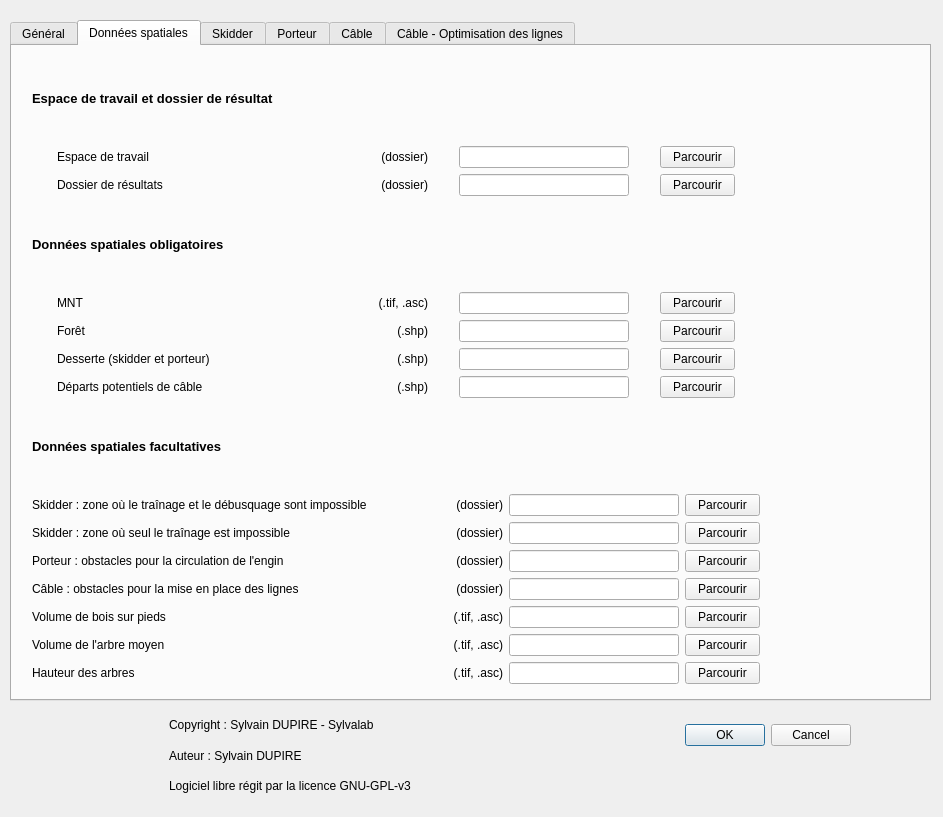
Above: sylvaccess_plugin/sylvaccess_plugin_dialog_base.ui from Tijjat/Sylvaccess_qgis_plugin before the change. Below: the same form after it.
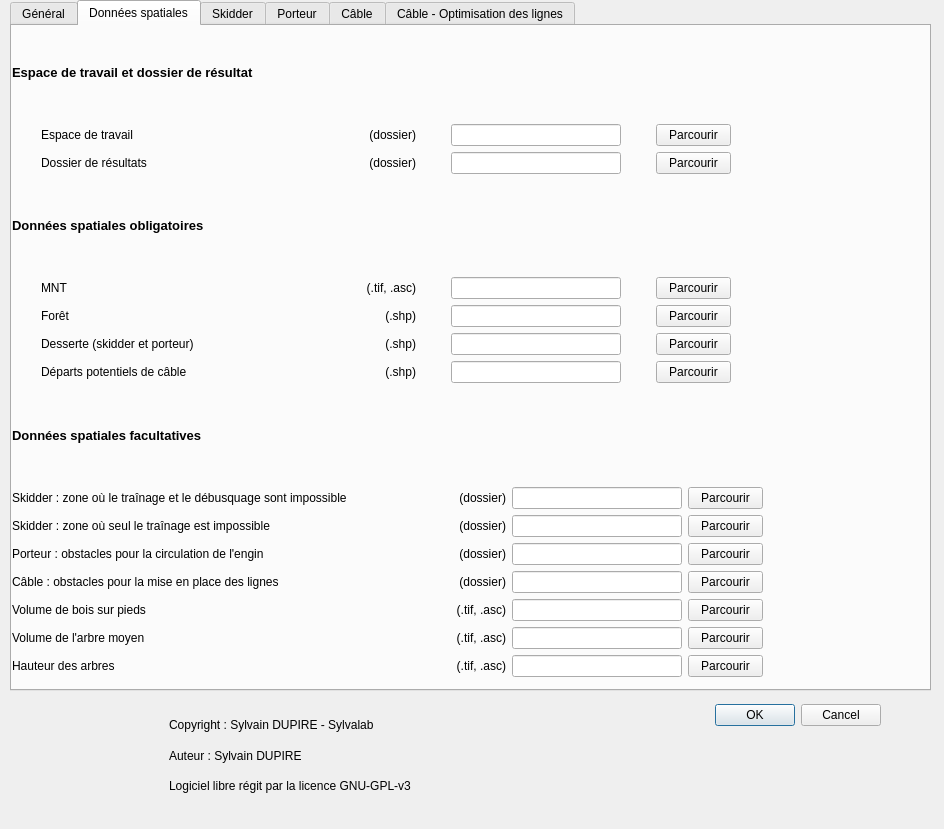
That is the form after the change. The open tabs and pages were chosen to show the change. Icons and pictures are not drawn.

Patch:
```diff
--- a/sylvaccess_plugin/sylvaccess_plugin_dialog_base.ui
+++ b/sylvaccess_plugin/sylvaccess_plugin_dialog_base.ui
@@ -6,8 +6,8 @@
    <rect>
     <x>0</x>
     <y>0</y>
-    <width>943</width>
-    <height>817</height>
+    <width>944</width>
+    <height>829</height>
    </rect>
   </property>
   <property name="windowTitle">
@@ -16,8 +16,8 @@
   <widget class="QDialogButtonBox" name="button_box">
    <property name="geometry">
     <rect>
-     <x>640</x>
-     <y>720</y>
+     <x>670</x>
+     <y>700</y>
      <width>211</width>
      <height>31</height>
     </rect>
@@ -36,9 +36,9 @@
    <property name="geometry">
     <rect>
      <x>10</x>
-     <y>20</y>
+     <y>0</y>
      <width>921</width>
-     <height>681</height>
+     <height>691</height>
     </rect>
    </property>
    <property name="currentIndex">
@@ -224,10 +224,10 @@
     <widget class="QWidget" name="verticalLayoutWidget_4">
      <property name="geometry">
       <rect>
-       <x>20</x>
-       <y>10</y>
-       <width>728</width>
-       <height>628</height>
+       <x>0</x>
+       <y>0</y>
+       <width>751</width>
+       <height>651</height>
       </rect>
      </property>
      <layout class="QVBoxLayout" name="verticalLayout_4">
@@ -246,8 +246,43 @@
        </widget>
       </item>
       <item>
-       <layout class="QHBoxLayout" name="horizontalLayout_3">
-        <item>
+       <layout class="QGridLayout" name="gridLayout_13">
+        <item row="0" column="3">
+         <widget class="QPushButton" name="pushButton">
+          <property name="minimumSize">
+           <size>
+            <width>75</width>
+            <height>0</height>
+           </size>
+          </property>
+          <property name="maximumSize">
+           <size>
+            <width>75</width>
+            <height>16777215</height>
+           </size>
+          </property>
+          <property name="text">
+           <string>Parcourir</string>
+          </property>
+         </widget>
+        </item>
+        <item row="0" column="1">
+         <widget class="QLabel" name="label_12">
+          <property name="maximumSize">
+           <size>
+            <width>170</width>
+            <height>16777215</height>
+           </size>
+          </property>
+          <property name="text">
+           <string>(dossier)</string>
+          </property>
+          <property name="alignment">
+           <set>Qt::AlignRight|Qt::AlignTrailing|Qt::AlignVCenter</set>
+          </property>
+         </widget>
+        </item>
+        <item row="0" column="0">
          <widget class="QLabel" name="label_13">
           <property name="maximumSize">
            <size>
@@ -265,23 +300,7 @@
           </property>
          </widget>
         </item>
-        <item>
-         <widget class="QLabel" name="label_12">
-          <property name="maximumSize">
-           <size>
-            <width>170</width>
-            <height>16777215</height>
-           </size>
-          </property>
-          <property name="text">
-           <string>(dossier)</string>
-          </property>
-          <property name="alignment">
-           <set>Qt::AlignRight|Qt::AlignTrailing|Qt::AlignVCenter</set>
-          </property>
-         </widget>
-        </item>
-        <item>
+        <item row="0" column="2">
          <widget class="QLineEdit" name="lineEdit">
           <property name="minimumSize">
            <size>
@@ -297,30 +316,7 @@
           </property>
          </widget>
         </item>
-        <item>
-         <widget class="QPushButton" name="pushButton">
-          <property name="minimumSize">
-           <size>
-            <width>75</width>
-            <height>0</height>
-           </size>
-          </property>
-          <property name="maximumSize">
-           <size>
-            <width>75</width>
-            <height>16777215</height>
-           </size>
-          </property>
-          <property name="text">
-           <string>Parcourir</string>
-          </property>
-         </widget>
-        </item>
-       </layout>
-      </item>
-      <item>
-       <layout class="QHBoxLayout" name="horizontalLayout_4">
-        <item>
+        <item row="1" column="0">
          <widget class="QLabel" name="label_15">
           <property name="maximumSize">
            <size>
@@ -338,7 +334,7 @@
           </property>
          </widget>
         </item>
-        <item>
+        <item row="1" column="1">
          <widget class="QLabel" name="label_14">
           <property name="maximumSize">
            <size>
@@ -354,7 +350,7 @@
           </property>
          </widget>
         </item>
-        <item>
+        <item row="1" column="2">
          <widget class="QLineEdit" name="lineEdit_2">
           <property name="minimumSize">
            <size>
@@ -370,7 +366,7 @@
           </property>
          </widget>
         </item>
-        <item>
+        <item row="1" column="3">
          <widget class="QPushButton" name="pushButton_2">
           <property name="minimumSize">
            <size>
@@ -406,9 +402,9 @@
        </widget>
       </item>
       <item>
-       <layout class="QHBoxLayout" name="horizontalLayout_5">
-        <item>
-         <widget class="QLabel" name="label_17">
+       <layout class="QGridLayout" name="gridLayout_14">
+        <item row="3" column="0">
+         <widget class="QLabel" name="label_23">
           <property name="maximumSize">
            <size>
             <width>170</width>
@@ -421,11 +417,29 @@
            </font>
           </property>
           <property name="text">
-           <string>MNT                </string>
+           <string>Départs potentiels de câble</string>
           </property>
          </widget>
         </item>
-        <item>
+        <item row="2" column="0">
+         <widget class="QLabel" name="label_21">
+          <property name="maximumSize">
+           <size>
+            <width>170</width>
+            <height>16777215</height>
+           </size>
+          </property>
+          <property name="font">
+           <font>
+            <pointsize>9</pointsize>
+           </font>
+          </property>
+          <property name="text">
+           <string>Desserte (skidder et porteur)</string>
+          </property>
+         </widget>
+        </item>
+        <item row="0" column="1">
          <widget class="QLabel" name="label_16">
           <property name="maximumSize">
            <size>
@@ -441,7 +455,71 @@
           </property>
          </widget>
         </item>
-        <item>
+        <item row="2" column="2">
+         <widget class="QLineEdit" name="lineEdit_5">
+          <property name="minimumSize">
+           <size>
+            <width>170</width>
+            <height>0</height>
+           </size>
+          </property>
+          <property name="maximumSize">
+           <size>
+            <width>170</width>
+            <height>24</height>
+           </size>
+          </property>
+         </widget>
+        </item>
+        <item row="3" column="1">
+         <widget class="QLabel" name="label_22">
+          <property name="maximumSize">
+           <size>
+            <width>170</width>
+            <height>16777215</height>
+           </size>
+          </property>
+          <property name="text">
+           <string>(.shp)</string>
+          </property>
+          <property name="alignment">
+           <set>Qt::AlignRight|Qt::AlignTrailing|Qt::AlignVCenter</set>
+          </property>
+         </widget>
+        </item>
+        <item row="1" column="1">
+         <widget class="QLabel" name="label_18">
+          <property name="maximumSize">
+           <size>
+            <width>170</width>
+            <height>16777215</height>
+           </size>
+          </property>
+          <property name="text">
+           <string>(.shp)</string>
+          </property>
+          <property name="alignment">
+           <set>Qt::AlignRight|Qt::AlignTrailing|Qt::AlignVCenter</set>
+          </property>
+         </widget>
+        </item>
+        <item row="2" column="1">
+         <widget class="QLabel" name="label_20">
+          <property name="maximumSize">
+           <size>
+            <width>170</width>
+            <height>16777215</height>
+           </size>
+          </property>
+          <property name="text">
+           <string>(.shp)</string>
+          </property>
+          <property name="alignment">
+           <set>Qt::AlignRight|Qt::AlignTrailing|Qt::AlignVCenter</set>
+          </property>
+         </widget>
+        </item>
+        <item row="0" column="2">
          <widget class="QLineEdit" name="lineEdit_3">
           <property name="minimumSize">
            <size>
@@ -457,30 +535,57 @@
           </property>
          </widget>
         </item>
-        <item>
-         <widget class="QPushButton" name="pushButton_3">
+        <item row="1" column="2">
+         <widget class="QLineEdit" name="lineEdit_4">
           <property name="minimumSize">
            <size>
-            <width>75</width>
+            <width>170</width>
             <height>0</height>
            </size>
           </property>
           <property name="maximumSize">
            <size>
-            <width>75</width>
+            <width>170</width>
+            <height>24</height>
+           </size>
+          </property>
+         </widget>
+        </item>
+        <item row="3" column="2">
+         <widget class="QLineEdit" name="lineEdit_6">
+          <property name="minimumSize">
+           <size>
+            <width>170</width>
+            <height>0</height>
+           </size>
+          </property>
+          <property name="maximumSize">
+           <size>
+            <width>170</width>
+            <height>24</height>
+           </size>
+          </property>
+         </widget>
+        </item>
+        <item row="0" column="0">
+         <widget class="QLabel" name="label_17">
+          <property name="maximumSize">
+           <size>
+            <width>170</width>
             <height>16777215</height>
            </size>
           </property>
+          <property name="font">
+           <font>
+            <pointsize>9</pointsize>
+           </font>
+          </property>
           <property name="text">
-           <string>Parcourir</string>
+           <string>MNT                </string>
           </property>
          </widget>
         </item>
-       </layout>
-      </item>
-      <item>
-       <layout class="QHBoxLayout" name="horizontalLayout_6">
-        <item>
+        <item row="1" column="0">
          <widget class="QLabel" name="label_19">
           <property name="maximumSize">
            <size>
@@ -498,39 +603,26 @@
           </property>
          </widget>
         </item>
-        <item>
-         <widget class="QLabel" name="label_18">
-          <property name="maximumSize">
-           <size>
-            <width>170</width>
-            <height>16777215</height>
-           </size>
-          </property>
-          <property name="text">
-           <string>(.shp)</string>
-          </property>
-          <property name="alignment">
-           <set>Qt::AlignRight|Qt::AlignTrailing|Qt::AlignVCenter</set>
-          </property>
-         </widget>
-        </item>
-        <item>
-         <widget class="QLineEdit" name="lineEdit_4">
+        <item row="0" column="3">
+         <widget class="QPushButton" name="pushButton_3">
           <property name="minimumSize">
            <size>
-            <width>170</width>
+            <width>75</width>
             <height>0</height>
            </size>
           </property>
           <property name="maximumSize">
            <size>
-            <width>170</width>
-            <height>24</height>
+            <width>75</width>
+            <height>16777215</height>
            </size>
           </property>
+          <property name="text">
+           <string>Parcourir</string>
+          </property>
          </widget>
         </item>
-        <item>
+        <item row="1" column="3">
          <widget class="QPushButton" name="pushButton_4">
           <property name="minimumSize">
            <size>
@@ -549,61 +641,7 @@
           </property>
          </widget>
         </item>
-       </layout>
-      </item>
-      <item>
-       <layout class="QHBoxLayout" name="horizontalLayout_7">
-        <item>
-         <widget class="QLabel" name="label_21">
-          <property name="maximumSize">
-           <size>
-            <width>170</width>
-            <height>16777215</height>
-           </size>
-          </property>
-          <property name="font">
-           <font>
-            <pointsize>9</pointsize>
-           </font>
-          </property>
-          <property name="text">
-           <string>Desserte (skidder et porteur)</string>
-          </property>
-         </widget>
-        </item>
-        <item>
-         <widget class="QLabel" name="label_20">
-          <property name="maximumSize">
-           <size>
-            <width>170</width>
-            <height>16777215</height>
-           </size>
-          </property>
-          <property name="text">
-           <string>(.shp)</string>
-          </property>
-          <property name="alignment">
-           <set>Qt::AlignRight|Qt::AlignTrailing|Qt::AlignVCenter</set>
-          </property>
-         </widget>
-        </item>
-        <item>
-         <widget class="QLineEdit" name="lineEdit_5">
-          <property name="minimumSize">
-           <size>
-            <width>170</width>
-            <height>0</height>
-           </size>
-          </property>
-          <property name="maximumSize">
-           <size>
-            <width>170</width>
-            <height>24</height>
-           </size>
-          </property>
-         </widget>
-        </item>
-        <item>
+        <item row="2" column="3">
          <widget class="QPushButton" name="pushButton_5">
           <property name="minimumSize">
            <size>
@@ -622,61 +660,7 @@
           </property>
          </widget>
         </item>
-       </layout>
-      </item>
-      <item>
-       <layout class="QHBoxLayout" name="horizontalLayout_8">
-        <item>
-         <widget class="QLabel" name="label_23">
-          <property name="maximumSize">
-           <size>
-            <width>170</width>
-            <height>16777215</height>
-           </size>
-          </property>
-          <property name="font">
-           <font>
-            <pointsize>9</pointsize>
-           </font>
-          </property>
-          <property name="text">
-           <string>Départs potentiels de câble</string>
-          </property>
-         </widget>
-        </item>
-        <item>
-         <widget class="QLabel" name="label_22">
-          <property name="maximumSize">
-           <size>
-            <width>170</width>
-            <height>16777215</height>
-           </size>
-          </property>
-          <property name="text">
-           <string>(.shp)</string>
-          </property>
-          <property name="alignment">
-           <set>Qt::AlignRight|Qt::AlignTrailing|Qt::AlignVCenter</set>
-          </property>
-         </widget>
-        </item>
-        <item>
-         <widget class="QLineEdit" name="lineEdit_6">
-          <property name="minimumSize">
-           <size>
-            <width>170</width>
-            <height>0</height>
-           </size>
-          </property>
-          <property name="maximumSize">
-           <size>
-            <width>170</width>
-            <height>24</height>
-           </size>
-          </property>
-         </widget>
-        </item>
-        <item>
+        <item row="3" column="3">
          <widget class="QPushButton" name="pushButton_6">
           <property name="minimumSize">
            <size>
@@ -712,99 +696,8 @@
        </widget>
       </item>
       <item>
-       <layout class="QHBoxLayout" name="horizontalLayout_9">
-        <item>
-         <widget class="QLabel" name="label_41">
-          <property name="maximumSize">
-           <size>
-            <width>1700</width>
-            <height>16777215</height>
-           </size>
-          </property>
-          <property name="font">
-           <font>
-            <pointsize>9</pointsize>
-           </font>
-          </property>
-          <property name="text">
-           <string>Skidder : zone où le traînage et le débusquage sont impossible</string>
-          </property>
-         </widget>
-        </item>
-        <item>
-         <widget class="QLabel" name="label_24">
-          <property name="maximumSize">
-           <size>
-            <width>170</width>
-            <height>16777215</height>
-           </size>
-          </property>
-          <property name="text">
-           <string>(dossier)</string>
-          </property>
-          <property name="alignment">
-           <set>Qt::AlignRight|Qt::AlignTrailing|Qt::AlignVCenter</set>
-          </property>
-         </widget>
-        </item>
-        <item>
-         <widget class="QLineEdit" name="lineEdit_7">
-          <property name="minimumSize">
-           <size>
-            <width>170</width>
-            <height>0</height>
-           </size>
-          </property>
-          <property name="maximumSize">
-           <size>
-            <width>170</width>
-            <height>24</height>
-           </size>
-          </property>
-         </widget>
-        </item>
-        <item>
-         <widget class="QPushButton" name="pushButton_7">
-          <property name="minimumSize">
-           <size>
-            <width>75</width>
-            <height>0</height>
-           </size>
-          </property>
-          <property name="maximumSize">
-           <size>
-            <width>75</width>
-            <height>16777215</height>
-           </size>
-          </property>
-          <property name="text">
-           <string>Parcourir</string>
-          </property>
-         </widget>
-        </item>
-       </layout>
-      </item>
-      <item>
-       <layout class="QHBoxLayout" name="horizontalLayout_10">
-        <item>
-         <widget class="QLabel" name="label_40">
-          <property name="maximumSize">
-           <size>
-            <width>1700</width>
-            <height>16777215</height>
-           </size>
-          </property>
-          <property name="font">
-           <font>
-            <pointsize>9</pointsize>
-           </font>
-          </property>
-          <property name="text">
-           <string>Skidder : zone où seul le traînage est impossible </string>
-          </property>
-         </widget>
-        </item>
-        <item>
+       <layout class="QGridLayout" name="gridLayout_15">
+        <item row="1" column="1">
          <widget class="QLabel" name="label_28">
           <property name="maximumSize">
            <size>
@@ -820,46 +713,7 @@
           </property>
          </widget>
         </item>
-        <item>
-         <widget class="QLineEdit" name="lineEdit_8">
-          <property name="minimumSize">
-           <size>
-            <width>170</width>
-            <height>0</height>
-           </size>
-          </property>
-          <property name="maximumSize">
-           <size>
-            <width>170</width>
-            <height>16777215</height>
-           </size>
-          </property>
-         </widget>
-        </item>
-        <item>
-         <widget class="QPushButton" name="pushButton_8">
-          <property name="minimumSize">
-           <size>
-            <width>75</width>
-            <height>0</height>
-           </size>
-          </property>
-          <property name="maximumSize">
-           <size>
-            <width>75</width>
-            <height>16777215</height>
-           </size>
-          </property>
-          <property name="text">
-           <string>Parcourir</string>
-          </property>
-         </widget>
-        </item>
-       </layout>
-      </item>
-      <item>
-       <layout class="QHBoxLayout" name="horizontalLayout_15">
-        <item>
+        <item row="2" column="0">
          <widget class="QLabel" name="label_39">
           <property name="font">
            <font>
@@ -871,24 +725,8 @@
           </property>
          </widget>
         </item>
-        <item>
-         <widget class="QLabel" name="label_27">
-          <property name="maximumSize">
-           <size>
-            <width>170</width>
-            <height>16777215</height>
-           </size>
-          </property>
-          <property name="text">
-           <string>(dossier)</string>
-          </property>
-          <property name="alignment">
-           <set>Qt::AlignRight|Qt::AlignTrailing|Qt::AlignVCenter</set>
-          </property>
-         </widget>
-        </item>
-        <item>
-         <widget class="QLineEdit" name="lineEdit_9">
+        <item row="4" column="2">
+         <widget class="QLineEdit" name="lineEdit_11">
           <property name="minimumSize">
            <size>
             <width>170</width>
@@ -903,30 +741,19 @@
           </property>
          </widget>
         </item>
-        <item>
-         <widget class="QPushButton" name="pushButton_9">
-          <property name="minimumSize">
-           <size>
-            <width>75</width>
-            <height>0</height>
-           </size>
+        <item row="6" column="0">
+         <widget class="QLabel" name="label_37">
+          <property name="font">
+           <font>
+            <pointsize>9</pointsize>
+           </font>
           </property>
-          <property name="maximumSize">
-           <size>
-            <width>75</width>
-            <height>16777215</height>
-           </size>
-          </property>
           <property name="text">
-           <string>Parcourir</string>
+           <string>Hauteur des arbres</string>
           </property>
          </widget>
         </item>
-       </layout>
-      </item>
-      <item>
-       <layout class="QHBoxLayout" name="horizontalLayout_11">
-        <item>
+        <item row="3" column="0">
          <widget class="QLabel" name="label_38">
           <property name="font">
            <font>
@@ -938,7 +765,17 @@
           </property>
          </widget>
         </item>
-        <item>
+        <item row="6" column="1">
+         <widget class="QLabel" name="label_36">
+          <property name="text">
+           <string>(.tif, .asc)</string>
+          </property>
+          <property name="alignment">
+           <set>Qt::AlignRight|Qt::AlignTrailing|Qt::AlignVCenter</set>
+          </property>
+         </widget>
+        </item>
+        <item row="3" column="1">
          <widget class="QLabel" name="label_30">
           <property name="maximumSize">
            <size>
@@ -954,7 +791,25 @@
           </property>
          </widget>
         </item>
-        <item>
+        <item row="1" column="0">
+         <widget class="QLabel" name="label_40">
+          <property name="maximumSize">
+           <size>
+            <width>1700</width>
+            <height>16777215</height>
+           </size>
+          </property>
+          <property name="font">
+           <font>
+            <pointsize>9</pointsize>
+           </font>
+          </property>
+          <property name="text">
+           <string>Skidder : zone où seul le traînage est impossible </string>
+          </property>
+         </widget>
+        </item>
+        <item row="3" column="2">
          <widget class="QLineEdit" name="lineEdit_10">
           <property name="minimumSize">
            <size>
@@ -970,30 +825,143 @@
           </property>
          </widget>
         </item>
-        <item>
-         <widget class="QPushButton" name="pushButton_10">
+        <item row="2" column="1">
+         <widget class="QLabel" name="label_27">
+          <property name="maximumSize">
+           <size>
+            <width>170</width>
+            <height>16777215</height>
+           </size>
+          </property>
+          <property name="text">
+           <string>(dossier)</string>
+          </property>
+          <property name="alignment">
+           <set>Qt::AlignRight|Qt::AlignTrailing|Qt::AlignVCenter</set>
+          </property>
+         </widget>
+        </item>
+        <item row="6" column="2">
+         <widget class="QLineEdit" name="lineEdit_13">
           <property name="minimumSize">
            <size>
-            <width>75</width>
+            <width>170</width>
             <height>0</height>
            </size>
           </property>
           <property name="maximumSize">
            <size>
-            <width>75</width>
+            <width>170</width>
             <height>16777215</height>
            </size>
           </property>
+         </widget>
+        </item>
+        <item row="2" column="2">
+         <widget class="QLineEdit" name="lineEdit_9">
+          <property name="minimumSize">
+           <size>
+            <width>170</width>
+            <height>0</height>
+           </size>
+          </property>
+          <property name="maximumSize">
+           <size>
+            <width>170</width>
+            <height>16777215</height>
+           </size>
+          </property>
+         </widget>
+        </item>
+        <item row="5" column="1">
+         <widget class="QLabel" name="label_34">
           <property name="text">
-           <string>Parcourir</string>
+           <string>(.tif, .asc)</string>
           </property>
+          <property name="alignment">
+           <set>Qt::AlignRight|Qt::AlignTrailing|Qt::AlignVCenter</set>
+          </property>
          </widget>
         </item>
-       </layout>
-      </item>
-      <item>
-       <layout class="QHBoxLayout" name="horizontalLayout_12">
-        <item>
+        <item row="1" column="2">
+         <widget class="QLineEdit" name="lineEdit_8">
+          <property name="minimumSize">
+           <size>
+            <width>170</width>
+            <height>0</height>
+           </size>
+          </property>
+          <property name="maximumSize">
+           <size>
+            <width>170</width>
+            <height>16777215</height>
+           </size>
+          </property>
+         </widget>
+        </item>
+        <item row="0" column="2">
+         <widget class="QLineEdit" name="lineEdit_7">
+          <property name="minimumSize">
+           <size>
+            <width>170</width>
+            <height>0</height>
+           </size>
+          </property>
+          <property name="maximumSize">
+           <size>
+            <width>170</width>
+            <height>24</height>
+           </size>
+          </property>
+         </widget>
+        </item>
+        <item row="5" column="0">
+         <widget class="QLabel" name="label_35">
+          <property name="font">
+           <font>
+            <pointsize>9</pointsize>
+           </font>
+          </property>
+          <property name="text">
+           <string>Volume de l'arbre moyen</string>
+          </property>
+         </widget>
+        </item>
+        <item row="0" column="1">
+         <widget class="QLabel" name="label_24">
+          <property name="maximumSize">
+           <size>
+            <width>170</width>
+            <height>16777215</height>
+           </size>
+          </property>
+          <property name="text">
+           <string>(dossier)</string>
+          </property>
+          <property name="alignment">
+           <set>Qt::AlignRight|Qt::AlignTrailing|Qt::AlignVCenter</set>
+          </property>
+         </widget>
+        </item>
+        <item row="0" column="0">
+         <widget class="QLabel" name="label_41">
+          <property name="maximumSize">
+           <size>
+            <width>1700</width>
+            <height>16777215</height>
+           </size>
+          </property>
+          <property name="font">
+           <font>
+            <pointsize>9</pointsize>
+           </font>
+          </property>
+          <property name="text">
+           <string>Skidder : zone où le traînage et le débusquage sont impossible</string>
+          </property>
+         </widget>
+        </item>
+        <item row="4" column="0">
          <widget class="QLabel" name="label_33">
           <property name="font">
            <font>
@@ -1005,7 +973,7 @@
           </property>
          </widget>
         </item>
-        <item>
+        <item row="4" column="1">
          <widget class="QLabel" name="label_32">
           <property name="text">
            <string>(.tif, .asc)</string>
@@ -1015,68 +983,7 @@
           </property>
          </widget>
         </item>
-        <item>
-         <widget class="QLineEdit" name="lineEdit_11">
-          <property name="minimumSize">
-           <size>
-            <width>170</width>
-            <height>0</height>
-           </size>
-          </property>
-          <property name="maximumSize">
-           <size>
-            <width>170</width>
-            <height>16777215</height>
-           </size>
-          </property>
-         </widget>
-        </item>
-        <item>
-         <widget class="QPushButton" name="pushButton_11">
-          <property name="minimumSize">
-           <size>
-            <width>75</width>
-            <height>0</height>
-           </size>
-          </property>
-          <property name="maximumSize">
-           <size>
-            <width>75</width>
-            <height>16777215</height>
-           </size>
-          </property>
-          <property name="text">
-           <string>Parcourir</string>
-          </property>
-         </widget>
-        </item>
-       </layout>
-      </item>
-      <item>
-       <layout class="QHBoxLayout" name="horizontalLayout_13">
-        <item>
-         <widget class="QLabel" name="label_35">
-          <property name="font">
-           <font>
-            <pointsize>9</pointsize>
-           </font>
-          </property>
-          <property name="text">
-           <string>Volume de l'arbre moyen</string>
-          </property>
-         </widget>
-        </item>
-        <item>
-         <widget class="QLabel" name="label_34">
-          <property name="text">
-           <string>(.tif, .asc)</string>
-          </property>
-          <property name="alignment">
-           <set>Qt::AlignRight|Qt::AlignTrailing|Qt::AlignVCenter</set>
-          </property>
-         </widget>
-        </item>
-        <item>
+        <item row="5" column="2">
          <widget class="QLineEdit" name="lineEdit_12">
           <property name="minimumSize">
            <size>
@@ -1092,7 +999,102 @@
           </property>
          </widget>
         </item>
-        <item>
+        <item row="0" column="3">
+         <widget class="QPushButton" name="pushButton_7">
+          <property name="minimumSize">
+           <size>
+            <width>75</width>
+            <height>0</height>
+           </size>
+          </property>
+          <property name="maximumSize">
+           <size>
+            <width>75</width>
+            <height>16777215</height>
+           </size>
+          </property>
+          <property name="text">
+           <string>Parcourir</string>
+          </property>
+         </widget>
+        </item>
+        <item row="1" column="3">
+         <widget class="QPushButton" name="pushButton_8">
+          <property name="minimumSize">
+           <size>
+            <width>75</width>
+            <height>0</height>
+           </size>
+          </property>
+          <property name="maximumSize">
+           <size>
+            <width>75</width>
+            <height>16777215</height>
+           </size>
+          </property>
+          <property name="text">
+           <string>Parcourir</string>
+          </property>
+         </widget>
+        </item>
+        <item row="2" column="3">
+         <widget class="QPushButton" name="pushButton_9">
+          <property name="minimumSize">
+           <size>
+            <width>75</width>
+            <height>0</height>
+           </size>
+          </property>
+          <property name="maximumSize">
+           <size>
+            <width>75</width>
+            <height>16777215</height>
+           </size>
+          </property>
+          <property name="text">
+           <string>Parcourir</string>
+          </property>
+         </widget>
+        </item>
+        <item row="3" column="3">
+         <widget class="QPushButton" name="pushButton_10">
+          <property name="minimumSize">
+           <size>
+            <width>75</width>
+            <height>0</height>
+           </size>
+          </property>
+          <property name="maximumSize">
+           <size>
+            <width>75</width>
+            <height>16777215</height>
+           </size>
+          </property>
+          <property name="text">
+           <string>Parcourir</string>
+          </property>
+         </widget>
+        </item>
+        <item row="4" column="3">
+         <widget class="QPushButton" name="pushButton_11">
+          <property name="minimumSize">
+           <size>
+            <width>75</width>
+            <height>0</height>
+           </size>
+          </property>
+          <property name="maximumSize">
+           <size>
+            <width>75</width>
+            <height>16777215</height>
+           </size>
+          </property>
+          <property name="text">
+           <string>Parcourir</string>
+          </property>
+         </widget>
+        </item>
+        <item row="5" column="3">
          <widget class="QPushButton" name="pushButton_12">
           <property name="minimumSize">
            <size>
@@ -1111,49 +1113,7 @@
           </property>
          </widget>
         </item>
-       </layout>
-      </item>
-      <item>
-       <layout class="QHBoxLayout" name="horizontalLayout_14">
-        <item>
-         <widget class="QLabel" name="label_37">
-          <property name="font">
-           <font>
-            <pointsize>9</pointsize>
-           </font>
-          </property>
-          <property name="text">
-           <string>Hauteur des arbres</string>
-          </property>
-         </widget>
-        </item>
-        <item>
-         <widget class="QLabel" name="label_36">
-          <property name="text">
-           <string>(.tif, .asc)</string>
-          </property>
-          <property name="alignment">
-           <set>Qt::AlignRight|Qt::AlignTrailing|Qt::AlignVCenter</set>
-          </property>
-         </widget>
-        </item>
-        <item>
-         <widget class="QLineEdit" name="lineEdit_13">
-          <property name="minimumSize">
-           <size>
-            <width>170</width>
-            <height>0</height>
-           </size>
-          </property>
-          <property name="maximumSize">
-           <size>
-            <width>170</width>
-            <height>16777215</height>
-           </size>
-          </property>
-         </widget>
-        </item>
-        <item>
+        <item row="6" column="3">
          <widget class="QPushButton" name="pushButton_13">
           <property name="minimumSize">
            <size>
```
Left out of the diff: 2104 changed lines with no effect on the pictures. Lines whose indentation alone changed are shown as unchanged.
